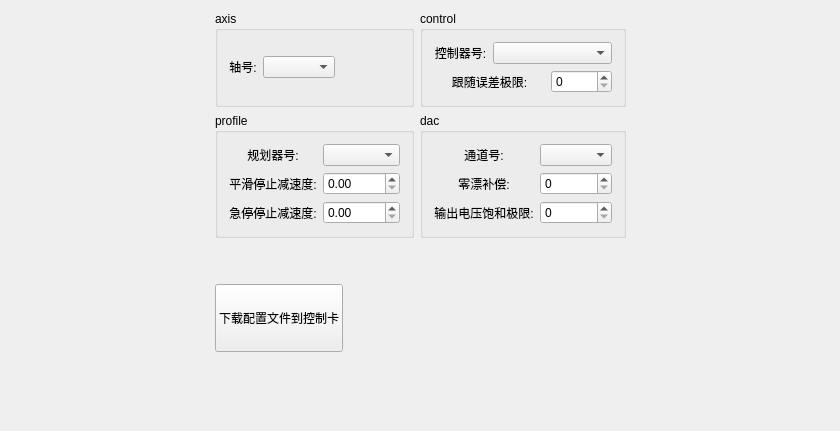
Above: GTSSimpleController/Widget/ConfigWidget.ui from whisper512/GTS before the change. Below: the same form after it.
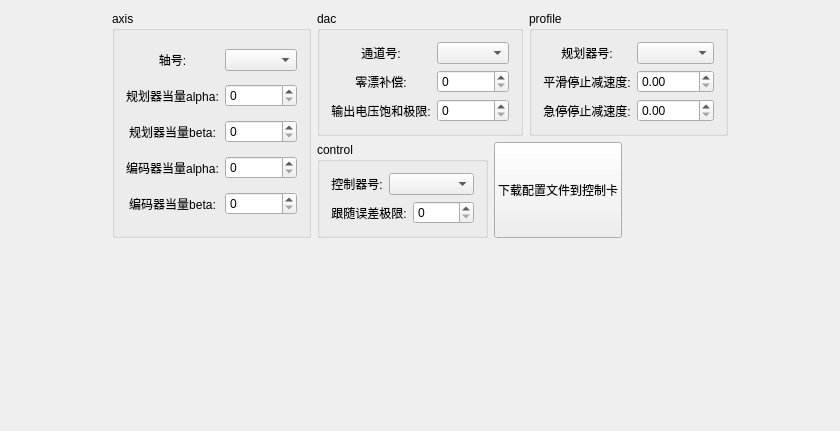
That is the form after the change.

Commit message: 完成当量的设置

The edit to the form file:
```diff
--- a/GTSSimpleController/Widget/ConfigWidget.ui
+++ b/GTSSimpleController/Widget/ConfigWidget.ui
@@ -14,82 +14,173 @@
    <string>CConfigWidget</string>
   </property>
   <widget class="QWidget" name="centralWidget">
-   <layout class="QGridLayout" name="gridLayout_2">
+   <layout class="QGridLayout" name="gridLayout_3">
+    <item row="0" column="0">
+     <spacer name="horizontalSpacer">
+      <property name="orientation">
+       <enum>Qt::Horizontal</enum>
+      </property>
+      <property name="sizeHint" stdset="0">
+       <size>
+        <width>40</width>
+        <height>20</height>
+       </size>
+      </property>
+     </spacer>
+    </item>
+    <item row="0" column="2">
+     <spacer name="horizontalSpacer_3">
+      <property name="orientation">
+       <enum>Qt::Horizontal</enum>
+      </property>
+      <property name="sizeHint" stdset="0">
+       <size>
+        <width>40</width>
+        <height>20</height>
+       </size>
+      </property>
+     </spacer>
+    </item>
     <item row="0" column="1">
-     <layout class="QGridLayout" name="gridLayout">
-      <item row="0" column="0">
+     <layout class="QGridLayout" name="gridLayout_2">
+      <item row="0" column="0" rowspan="2">
        <widget class="QGroupBox" name="groupBox">
         <property name="title">
          <string>axis</string>
         </property>
-        <layout class="QVBoxLayout" name="verticalLayout" stretch="3">
-         <property name="spacing">
-          <number>20</number>
-         </property>
-         <item>
-          <layout class="QHBoxLayout" name="horizontalLayout">
-           <item>
-            <widget class="QLabel" name="label_axisId">
-             <property name="text">
-              <string>轴号:</string>
-             </property>
-             <property name="alignment">
-              <set>Qt::AlignCenter</set>
-             </property>
-            </widget>
-           </item>
-           <item>
-            <widget class="QComboBox" name="comboBox_axisId"/>
-           </item>
-           <item>
-            <spacer name="horizontalSpacer_6">
-             <property name="orientation">
-              <enum>Qt::Horizontal</enum>
-             </property>
-             <property name="sizeHint" stdset="0">
-              <size>
-               <width>40</width>
-               <height>20</height>
-              </size>
-             </property>
-            </spacer>
-           </item>
-          </layout>
+        <layout class="QGridLayout" name="gridLayout">
+         <item row="0" column="0">
+          <widget class="QLabel" name="label_axisId">
+           <property name="text">
+            <string>轴号:</string>
+           </property>
+           <property name="alignment">
+            <set>Qt::AlignCenter</set>
+           </property>
+          </widget>
+         </item>
+         <item row="0" column="1">
+          <widget class="QComboBox" name="comboBox_axisId"/>
+         </item>
+         <item row="1" column="0">
+          <widget class="QLabel" name="label_prfAlpha">
+           <property name="text">
+            <string>规划器当量alpha:</string>
+           </property>
+           <property name="alignment">
+            <set>Qt::AlignCenter</set>
+           </property>
+          </widget>
+         </item>
+         <item row="1" column="1">
+          <widget class="QSpinBox" name="spinBox_prfAlpha">
+           <property name="maximum">
+            <number>32767</number>
+           </property>
+          </widget>
+         </item>
+         <item row="2" column="0">
+          <widget class="QLabel" name="label_prfBeta">
+           <property name="text">
+            <string>规划器当量beta:</string>
+           </property>
+           <property name="alignment">
+            <set>Qt::AlignCenter</set>
+           </property>
+          </widget>
+         </item>
+         <item row="2" column="1">
+          <widget class="QSpinBox" name="spinBox_prfBeta">
+           <property name="maximum">
+            <number>32767</number>
+           </property>
+          </widget>
+         </item>
+         <item row="3" column="0">
+          <widget class="QLabel" name="label_encAlpha">
+           <property name="text">
+            <string>编码器当量alpha:</string>
+           </property>
+           <property name="alignment">
+            <set>Qt::AlignCenter</set>
+           </property>
+          </widget>
+         </item>
+         <item row="3" column="1">
+          <widget class="QSpinBox" name="spinBox_encAlpha">
+           <property name="maximum">
+            <number>32767</number>
+           </property>
+          </widget>
+         </item>
+         <item row="4" column="0">
+          <widget class="QLabel" name="label_encBeta">
+           <property name="text">
+            <string>编码器当量beta:</string>
+           </property>
+           <property name="alignment">
+            <set>Qt::AlignCenter</set>
+           </property>
+          </widget>
+         </item>
+         <item row="4" column="1">
+          <widget class="QSpinBox" name="spinBox_encBeta">
+           <property name="maximum">
+            <number>32767</number>
+           </property>
+          </widget>
          </item>
         </layout>
        </widget>
       </item>
-      <item row="0" column="1">
-       <widget class="QGroupBox" name="groupBox_4">
+      <item row="0" column="1" colspan="2">
+       <widget class="QGroupBox" name="groupBox_3">
         <property name="title">
-         <string>control</string>
+         <string>dac</string>
         </property>
-        <layout class="QGridLayout" name="gridLayout_4">
+        <layout class="QGridLayout" name="gridLayout_5">
          <item row="0" column="0">
-          <widget class="QLabel" name="label_controlId">
+          <widget class="QLabel" name="label_dacId">
            <property name="text">
-            <string>控制器号:</string>
+            <string>通道号:</string>
            </property>
            <property name="alignment">
             <set>Qt::AlignCenter</set>
            </property>
           </widget>
          </item>
-         <item row="0" column="1" colspan="2">
-          <widget class="QComboBox" name="comboBox_controlId"/>
+         <item row="0" column="1">
+          <widget class="QComboBox" name="comboBox_dacId"/>
          </item>
-         <item row="1" column="0" colspan="2">
-          <widget class="QLabel" name="label_followingErrorLimit">
+         <item row="1" column="0">
+          <widget class="QLabel" name="label_zeroOffsetCompensation">
            <property name="text">
-            <string>跟随误差极限:</string>
+            <string>零漂补偿:</string>
            </property>
            <property name="alignment">
             <set>Qt::AlignCenter</set>
            </property>
           </widget>
          </item>
-         <item row="1" column="2">
-          <widget class="QSpinBox" name="spinBox_followingErrorLimit">
+         <item row="1" column="1">
+          <widget class="QSpinBox" name="spinBox_zeroOffsetCompensation">
+           <property name="maximum">
+            <number>32767</number>
+           </property>
+          </widget>
+         </item>
+         <item row="2" column="0">
+          <widget class="QLabel" name="label_outputVoltageSaturationLimit">
+           <property name="text">
+            <string>输出电压饱和极限:</string>
+           </property>
+           <property name="alignment">
+            <set>Qt::AlignCenter</set>
+           </property>
+          </widget>
+         </item>
+         <item row="2" column="1">
+          <widget class="QSpinBox" name="spinBox_outputVoltageSaturationLimit">
            <property name="maximum">
             <number>32767</number>
            </property>
@@ -98,7 +189,7 @@
         </layout>
        </widget>
       </item>
-      <item row="1" column="0">
+      <item row="0" column="3">
        <widget class="QGroupBox" name="groupBox_6">
         <property name="title">
          <string>profile</string>
@@ -151,53 +242,36 @@
        </widget>
       </item>
       <item row="1" column="1">
-       <widget class="QGroupBox" name="groupBox_3">
+       <widget class="QGroupBox" name="groupBox_4">
         <property name="title">
-         <string>dac</string>
+         <string>control</string>
         </property>
-        <layout class="QGridLayout" name="gridLayout_5">
+        <layout class="QGridLayout" name="gridLayout_4">
          <item row="0" column="0">
-          <widget class="QLabel" name="label_dacId">
+          <widget class="QLabel" name="label_controlId">
            <property name="text">
-            <string>通道号:</string>
+            <string>控制器号:</string>
            </property>
            <property name="alignment">
             <set>Qt::AlignCenter</set>
            </property>
           </widget>
          </item>
-         <item row="0" column="1">
-          <widget class="QComboBox" name="comboBox_dacId"/>
+         <item row="0" column="1" colspan="2">
+          <widget class="QComboBox" name="comboBox_controlId"/>
          </item>
-         <item row="1" column="0">
-          <widget class="QLabel" name="label_zeroOffsetCompensation">
+         <item row="1" column="0" colspan="2">
+          <widget class="QLabel" name="label_followingErrorLimit">
            <property name="text">
-            <string>零漂补偿:</string>
+            <string>跟随误差极限:</string>
            </property>
            <property name="alignment">
             <set>Qt::AlignCenter</set>
            </property>
           </widget>
          </item>
-         <item row="1" column="1">
-          <widget class="QSpinBox" name="spinBox_zeroOffsetCompensation">
-           <property name="maximum">
-            <number>32767</number>
-           </property>
-          </widget>
-         </item>
-         <item row="2" column="0">
-          <widget class="QLabel" name="label_outputVoltageSaturationLimit">
-           <property name="text">
-            <string>输出电压饱和极限:</string>
-           </property>
-           <property name="alignment">
-            <set>Qt::AlignCenter</set>
-           </property>
-          </widget>
-         </item>
-         <item row="2" column="1">
-          <widget class="QSpinBox" name="spinBox_outputVoltageSaturationLimit">
+         <item row="1" column="2">
+          <widget class="QSpinBox" name="spinBox_followingErrorLimit">
            <property name="maximum">
             <number>32767</number>
            </property>
@@ -206,92 +280,40 @@
         </layout>
        </widget>
       </item>
-      <item row="2" column="0">
-       <spacer name="verticalSpacer">
-        <property name="orientation">
-         <enum>Qt::Vertical</enum>
-        </property>
-        <property name="sizeHint" stdset="0">
-         <size>
-          <width>20</width>
-          <height>40</height>
-         </size>
-        </property>
-       </spacer>
-      </item>
-      <item row="2" column="1">
-       <spacer name="verticalSpacer_2">
-        <property name="orientation">
-         <enum>Qt::Vertical</enum>
-        </property>
-        <property name="sizeHint" stdset="0">
-         <size>
-          <width>20</width>
-          <height>40</height>
-         </size>
-        </property>
-       </spacer>
+      <item row="1" column="2" colspan="2">
+       <layout class="QHBoxLayout" name="horizontalLayout_2">
+        <item>
+         <widget class="QPushButton" name="pushButton_loadToBoard">
+          <property name="sizePolicy">
+           <sizepolicy hsizetype="Minimum" vsizetype="Expanding">
+            <horstretch>0</horstretch>
+            <verstretch>0</verstretch>
+           </sizepolicy>
+          </property>
+          <property name="text">
+           <string>下载配置文件到控制卡</string>
+          </property>
+         </widget>
+        </item>
+        <item>
+         <spacer name="horizontalSpacer_2">
+          <property name="orientation">
+           <enum>Qt::Horizontal</enum>
+          </property>
+          <property name="sizeHint" stdset="0">
+           <size>
+            <width>40</width>
+            <height>20</height>
+           </size>
+          </property>
+         </spacer>
+        </item>
+       </layout>
       </item>
      </layout>
     </item>
     <item row="1" column="1">
-     <layout class="QHBoxLayout" name="horizontalLayout_2">
-      <item>
-       <widget class="QPushButton" name="pushButton_loadToBoard">
-        <property name="sizePolicy">
-         <sizepolicy hsizetype="Minimum" vsizetype="Expanding">
-          <horstretch>0</horstretch>
-          <verstretch>0</verstretch>
-         </sizepolicy>
-        </property>
-        <property name="text">
-         <string>下载配置文件到控制卡</string>
-        </property>
-       </widget>
-      </item>
-      <item>
-       <spacer name="horizontalSpacer_2">
-        <property name="orientation">
-         <enum>Qt::Horizontal</enum>
-        </property>
-        <property name="sizeHint" stdset="0">
-         <size>
-          <width>40</width>
-          <height>20</height>
-         </size>
-        </property>
-       </spacer>
-      </item>
-     </layout>
-    </item>
-    <item row="0" column="0">
-     <spacer name="horizontalSpacer">
-      <property name="orientation">
-       <enum>Qt::Horizontal</enum>
-      </property>
-      <property name="sizeHint" stdset="0">
-       <size>
-        <width>40</width>
-        <height>20</height>
-       </size>
-      </property>
-     </spacer>
-    </item>
-    <item row="0" column="2">
-     <spacer name="horizontalSpacer_3">
-      <property name="orientation">
-       <enum>Qt::Horizontal</enum>
-      </property>
-      <property name="sizeHint" stdset="0">
-       <size>
-        <width>40</width>
-        <height>20</height>
-       </size>
-      </property>
-     </spacer>
-    </item>
-    <item row="2" column="1">
-     <spacer name="verticalSpacer_3">
+     <spacer name="verticalSpacer">
       <property name="orientation">
        <enum>Qt::Vertical</enum>
       </property>
```
The commit also changes 7 other files.
